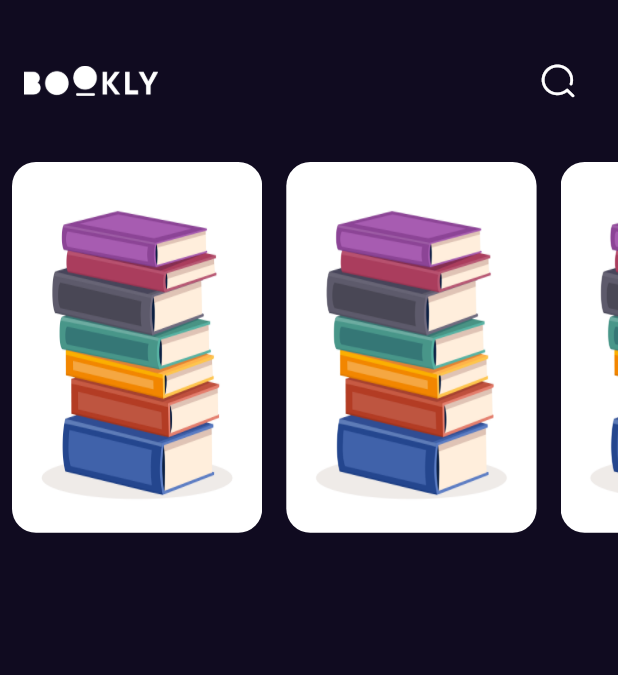
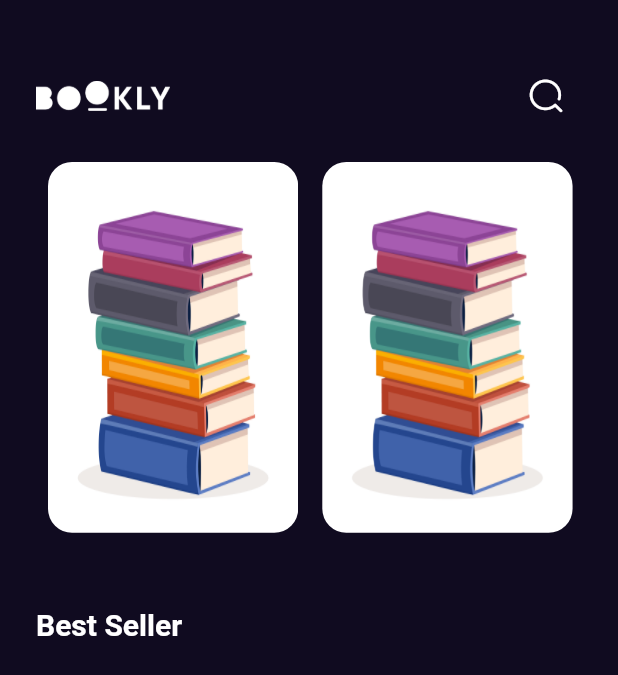
Before and after one commit to Ibrahim653/BooklyApp, a Flutter app: the screen it shows after launch, on a phone screen of 412 x 824 dp. Shown: the top 675 px of the screen. Run offline on Flutter 3.47's test engine with Material 2 defaults, Android fonts, the phone set to English and light mode, and no system bars; our stand-ins replace get.

Commit message:
create styles file and add title to home view

```diff
--- /dev/null
+++ b/bookly_app/lib/core/utils/styles.dart
@@ -0,0 +1,6 @@
+import 'package:flutter/material.dart';
+
+abstract class Styles {
+  static const titleMedium =
+      TextStyle(fontSize: 20, fontWeight: FontWeight.w600);
+}
--- a/bookly_app/lib/features/home/presentation/views/widgets/custom_app_bar.dart
+++ b/bookly_app/lib/features/home/presentation/views/widgets/custom_app_bar.dart
@@ -9,16 +9,20 @@ class CustomAppBar extends StatelessWidget {
   @override
   Widget build(BuildContext context) {
     return Padding(
-      padding: const EdgeInsets.symmetric(horizontal: 16,vertical: 30),
+      padding: const EdgeInsets.only(top: 40, bottom: 20),
       child: Row(
         mainAxisAlignment: MainAxisAlignment.spaceBetween,
         children: [
-          Image.asset(AssetsData.logo,
-          height: 20,
+          Image.asset(
+            AssetsData.logo,
+            height: 20,
           ),
           IconButton(
             onPressed: () {},
-            icon: const Icon(IconBroken.Search,size: 26,),
+            icon: const Icon(
+              IconBroken.Search,
+              size: 26,
+            ),
           )
         ],
       ),
--- a/bookly_app/lib/features/home/presentation/views/widgets/custom_list_view_item.dart
+++ b/bookly_app/lib/features/home/presentation/views/widgets/custom_list_view_item.dart
@@ -12,7 +12,9 @@ class FeaturedListViewItem extends StatelessWidget {
         decoration: BoxDecoration(
           borderRadius: BorderRadius.circular(16),
           image: const DecorationImage(
-              image: AssetImage(AssetsData.test), fit: BoxFit.fill),
+            image: AssetImage(AssetsData.test),
+            fit: BoxFit.fill,
+          ),
         ),
       ),
     );
--- a/bookly_app/lib/features/home/presentation/views/widgets/featured_books_listview.dart
+++ b/bookly_app/lib/features/home/presentation/views/widgets/featured_books_listview.dart
@@ -11,7 +11,7 @@ class FeaturedBooksListView extends StatelessWidget {
       height: MediaQuery.of(context).size.height * .3,
       child: ListView.builder(
         scrollDirection: Axis.horizontal,
-        itemCount: 3,
+        itemCount: 20,
         itemBuilder: (context, index) {
           return const Padding(
             padding: EdgeInsets.symmetric(horizontal: 8),
--- a/bookly_app/lib/features/home/presentation/views/widgets/home_view_body.dart
+++ b/bookly_app/lib/features/home/presentation/views/widgets/home_view_body.dart
@@ -1,4 +1,5 @@
 import 'package:flutter/material.dart';
+import 'package:test/core/utils/styles.dart';
 import 'package:test/features/home/presentation/views/widgets/custom_app_bar.dart';
 import 'package:test/features/home/presentation/views/widgets/featured_books_listview.dart';
 
@@ -7,11 +8,17 @@ class HomeViewBody extends StatelessWidget {
 
   @override
   Widget build(BuildContext context) {
-    return const Column(
-      children: [
-        CustomAppBar(),
-        FeaturedBooksListView(),
-      ],
+    return Padding(
+      padding: const EdgeInsets.symmetric(horizontal: 24),
+      child: Column(
+        crossAxisAlignment: CrossAxisAlignment.start,
+        children: const [
+          CustomAppBar(),
+          FeaturedBooksListView(),
+          SizedBox(height: 50),
+          Text('Best Seller', style: Styles.titleMedium)
+        ],
+      ),
     );
   }
 }
```
Also changed, not shown: bookly_app/pubspec.lock.
